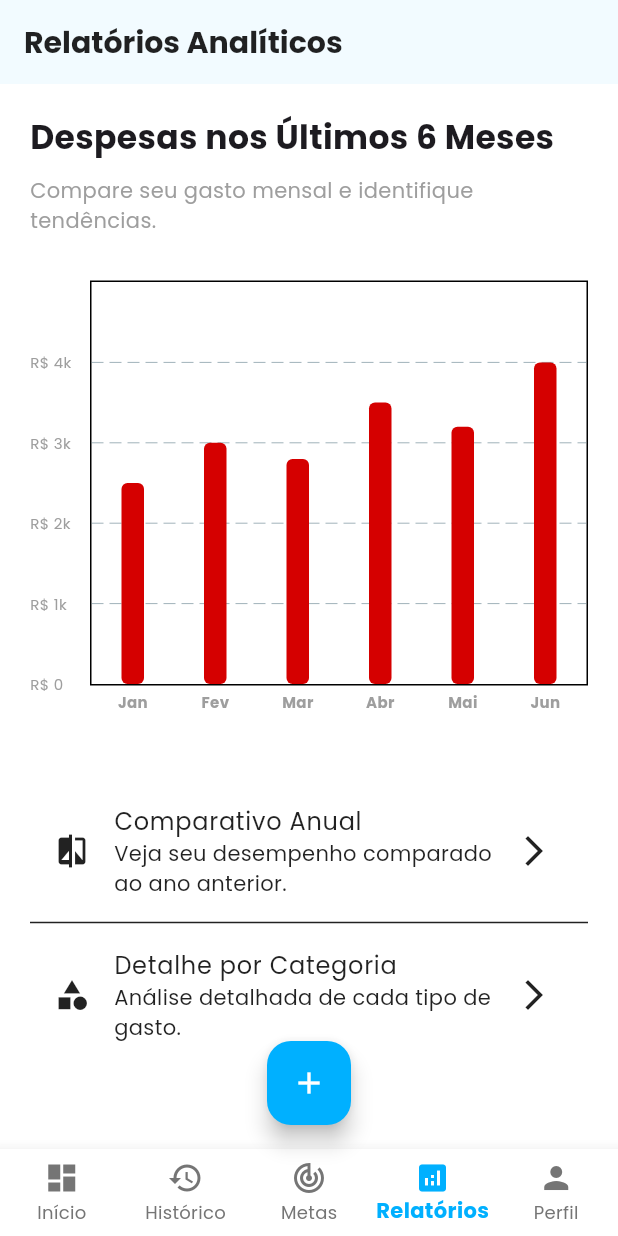
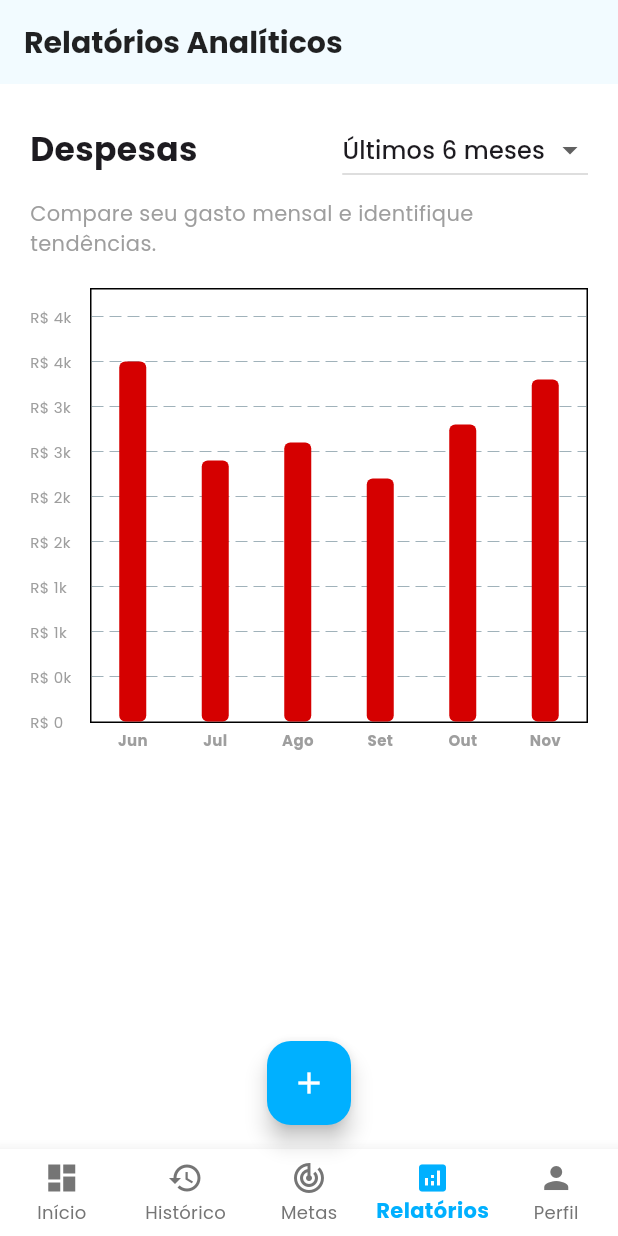
Before and after one commit to MartinHenschel/N2.FLUTTER, a Flutter app: the ReportsScreen screen opened by its route, on a phone screen of 412 x 824 dp. Run offline on Flutter 3.47's test engine with Material 3 defaults, Android fonts, the phone set to English and light mode, and no system bars; drawn by our look-alikes of fl_chart; our stand-ins replace go_router, google_fonts.

Commit message:
feat: grafico

```diff
--- a/lib/views/reports/reports_screen.dart
+++ b/lib/views/reports/reports_screen.dart
@@ -1,67 +1,118 @@
 import 'package:flutter/material.dart';
 import 'package:fl_chart/fl_chart.dart'; // Importe para o Gráfico de Barras
 
-class ReportsScreen extends StatelessWidget {
+class ReportsScreen extends StatefulWidget {
   const ReportsScreen({super.key});
 
-  // Dados de Exemplo para o Gráfico de Barras (Despesas Mensais)
-  final List<double> monthlyExpenses = const [
-    2500, // Janeiro
-    3000, // Fevereiro
-    2800, // Março
-    3500, // Abril
-    3200, // Maio
-    4000, // Junho
+  @override
+  State<ReportsScreen> createState() => _ReportsScreenState();
+}
+
+class _ReportsScreenState extends State<ReportsScreen> {
+  // Dados completos (12 meses) - mocks
+  final List<double> fullMonthlyExpenses = const [
+    2500, // M-11
+    2300,
+    3000,
+    2800,
+    3500,
+    3200,
+    4000,
+    2900,
+    3100,
+    2700,
+    3300,
+    3800, // M
   ];
+
+  // Period options em meses
+  final Map<String, int> periods = {
+    'Últimos 3 meses': 3,
+    'Últimos 6 meses': 6,
+    'Últimos 12 meses': 12,
+  };
+
+  String selectedPeriodLabel = 'Últimos 6 meses';
+
+  List<double> get displayedExpenses {
+    final n = periods[selectedPeriodLabel] ?? 6;
+    return fullMonthlyExpenses.sublist(fullMonthlyExpenses.length - n);
+  }
+
+  List<String> get displayedLabels {
+    final monthsAbbr = ['Jan', 'Fev', 'Mar', 'Abr', 'Mai', 'Jun', 'Jul', 'Ago', 'Set', 'Out', 'Nov', 'Dez'];
+    final now = DateTime.now();
+    // Build last 12 months labels ending at current month
+    final fullLabels = List.generate(12, (i) {
+      final dt = DateTime(now.year, now.month - 11 + i);
+      return monthsAbbr[dt.month - 1];
+    });
+    final n = periods[selectedPeriodLabel] ?? 6;
+    return fullLabels.sublist(fullLabels.length - n);
+  }
 
   @override
   Widget build(BuildContext context) {
+    final monthlyExpenses = displayedExpenses;
+
     return Scaffold(
       appBar: AppBar(title: const Text('Relatórios Analíticos')),
-      body: SingleChildScrollView(
+      body: Padding(
         padding: const EdgeInsets.all(20.0),
         child: Column(
           crossAxisAlignment: CrossAxisAlignment.start,
           children: [
-            const Text(
-              'Despesas nos Últimos 6 Meses',
-              style: TextStyle(fontSize: 22, fontWeight: FontWeight.bold),
+            // Selector de período
+            Row(
+              mainAxisAlignment: MainAxisAlignment.spaceBetween,
+              children: [
+                const Text(
+                  'Despesas',
+                  style: TextStyle(fontSize: 22, fontWeight: FontWeight.bold),
+                ),
+                DropdownButton<String>(
+                  value: selectedPeriodLabel,
+                  items: periods.keys.map((label) {
+                    return DropdownMenuItem<String>(
+                      value: label,
+                      child: Text(label),
+                    );
+                  }).toList(),
+                  onChanged: (val) {
+                    if (val == null) return;
+                    setState(() {
+                      selectedPeriodLabel = val;
+                    });
+                  },
+                ),
+              ],
             ),
-            const SizedBox(height: 10),
+            const SizedBox(height: 8),
             const Text(
               'Compare seu gasto mensal e identifique tendências.',
               style: TextStyle(fontSize: 14, color: Colors.grey),
             ),
-            const SizedBox(height: 30),
+            const SizedBox(height: 20),
 
-            // Ocupa um espaço definido para o gráfico
+            // Apenas o gráfico
             SizedBox(
-              height: 300,
+              height: 320,
               child: BarChart(
                 BarChartData(
                   alignment: BarChartAlignment.spaceAround,
-                  maxY: 5000, // Valor máximo do eixo Y
-                  barTouchData: BarTouchData(
-                    enabled: false,
-                  ), // Desabilita interatividade simples
-                  // Configuração dos Títulos (Eixos X e Y)
+                  maxY: (monthlyExpenses.isEmpty) ? 0 : (monthlyExpenses.reduce((a, b) => a > b ? a : b) * 1.2),
+                  barTouchData: BarTouchData(enabled: false),
                   titlesData: FlTitlesData(
                     show: true,
-                    topTitles: const AxisTitles(
-                      sideTitles: SideTitles(showTitles: false),
-                    ),
-                    rightTitles: const AxisTitles(
-                      sideTitles: SideTitles(showTitles: false),
-                    ),
-                    // Eixo X: Meses
+                    topTitles: const AxisTitles(sideTitles: SideTitles(showTitles: false)),
+                    rightTitles: const AxisTitles(sideTitles: SideTitles(showTitles: false)),
                     bottomTitles: AxisTitles(
                       sideTitles: SideTitles(
                         showTitles: true,
-                        getTitlesWidget: getTitles,
+                        getTitlesWidget: (v, meta) => getTitles(v, meta, displayedLabels),
                         reservedSize: 30,
                       ),
                     ),
-                    // Eixo Y: Valores
                     leftTitles: AxisTitles(
                       sideTitles: SideTitles(
                         showTitles: true,
@@ -70,15 +121,7 @@ class ReportsScreen extends StatelessWidget {
                       ),
                     ),
                   ),
-
-                  // Estilo da Grade
-                  gridData: const FlGridData(
-                    show: true,
-                    drawHorizontalLine: true,
-                    drawVerticalLine: false,
-                  ),
-
-                  // Dados das Barras
+                  gridData: const FlGridData(show: true, drawHorizontalLine: true, drawVerticalLine: false),
                   barGroups: monthlyExpenses.asMap().entries.map((entry) {
                     final index = entry.key;
                     final value = entry.value;
@@ -87,10 +130,8 @@ class ReportsScreen extends StatelessWidget {
                       barRods: [
                         BarChartRodData(
                           toY: value,
-                          color: Theme.of(context)
-                              .colorScheme
-                              .error, // Cor de destaque para despesa (vermelho)
-                          width: 15,
+                          color: Theme.of(context).colorScheme.error,
+                          width: 18,
                           borderRadius: BorderRadius.circular(4),
                         ),
                       ],
@@ -99,26 +140,6 @@ class ReportsScreen extends StatelessWidget {
                 ),
               ),
             ),
-            const SizedBox(height: 40),
-
-            // Outros cards de relatório podem vir aqui...
-            ListTile(
-              leading: const Icon(Icons.compare),
-              title: const Text('Comparativo Anual'),
-              subtitle: const Text(
-                'Veja seu desempenho comparado ao ano anterior.',
-              ),
-              trailing: const Icon(Icons.arrow_forward_ios),
-              onTap: () {},
-            ),
-            const Divider(),
-            ListTile(
-              leading: const Icon(Icons.category),
-              title: const Text('Detalhe por Categoria'),
-              subtitle: const Text('Análise detalhada de cada tipo de gasto.'),
-              trailing: const Icon(Icons.arrow_forward_ios),
-              onTap: () {},
-            ),
           ],
         ),
       ),
@@ -126,35 +147,22 @@ class ReportsScreen extends StatelessWidget {
   }
 
   // Função auxiliar para os títulos do Eixo X (Meses)
-  Widget getTitles(double value, TitleMeta meta) {
-    const style = TextStyle(
-      color: Colors.grey,
-      fontWeight: FontWeight.bold,
-      fontSize: 10,
-    );
-    final List<String> titles = ['Jan', 'Fev', 'Mar', 'Abr', 'Mai', 'Jun'];
-
+  Widget getTitles(double value, TitleMeta meta, List<String> labels) {
+    const style = TextStyle(color: Colors.grey, fontWeight: FontWeight.bold, fontSize: 10);
     Widget text;
-    if (value.toInt() >= 0 && value.toInt() < titles.length) {
-      text = Text(titles[value.toInt()], style: style);
+    final idx = value.toInt();
+    if (idx >= 0 && idx < labels.length) {
+      text = Text(labels[idx], style: style);
     } else {
       text = const Text('', style: style);
     }
-
     return SideTitleWidget(axisSide: meta.axisSide, space: 4, child: text);
   }
 
   // Função auxiliar para os títulos do Eixo Y (Valores)
   Widget leftTitles(double value, TitleMeta meta) {
-    if (value == meta.max) return Container(); // Não exibe o título máximo
-
-    // Simplifica a exibição do valor (R$ 1k, R$ 2k, etc.)
+    if (value == meta.max) return Container();
     final String text = value == 0 ? 'R\$ 0' : 'R\$ ${value ~/ 1000}k';
-
-    return Text(
-      text,
-      style: const TextStyle(color: Colors.grey, fontSize: 10),
-      textAlign: TextAlign.left,
-    );
+    return Text(text, style: const TextStyle(color: Colors.grey, fontSize: 10), textAlign: TextAlign.left);
   }
 }
```
